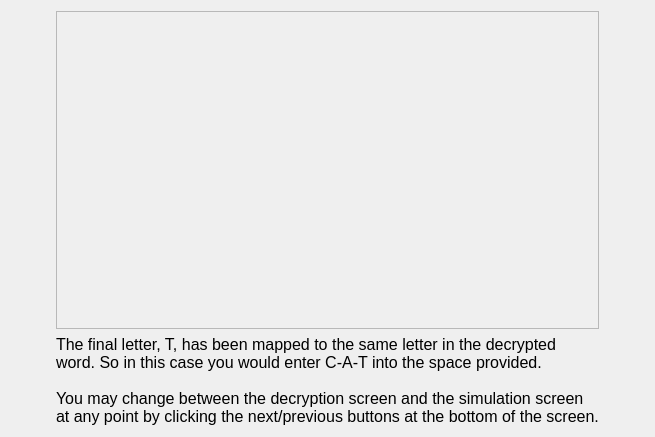
The window that MarketSimulation/instructionscreen7.ui (dwattttt/marketsim) describes before a commit, drawn with Qt 5.
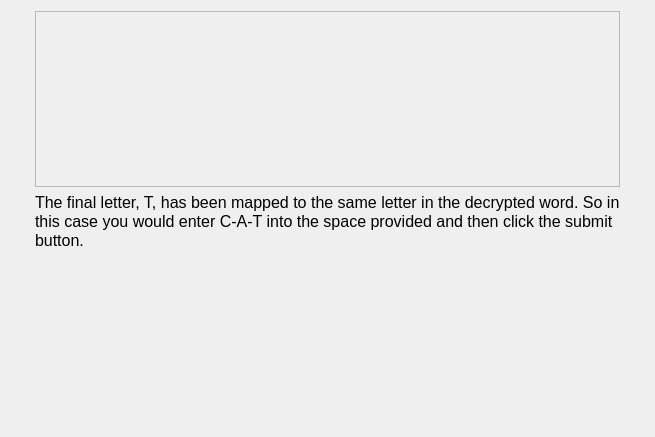
The same window after the commit.

Patch:
```diff
--- a/MarketSimulation/instructionscreen7.ui
+++ b/MarketSimulation/instructionscreen7.ui
@@ -49,7 +49,21 @@
        <property name="frameShadow">
         <enum>QFrame::Raised</enum>
        </property>
-       <layout class="QHBoxLayout" name="horizontalLayout_2"/>
+       <layout class="QHBoxLayout" name="horizontalLayout_2">
+        <item>
+         <spacer name="verticalSpacer">
+          <property name="orientation">
+           <enum>Qt::Vertical</enum>
+          </property>
+          <property name="sizeHint" stdset="0">
+           <size>
+            <width>20</width>
+            <height>40</height>
+           </size>
+          </property>
+         </spacer>
+        </item>
+       </layout>
       </widget>
      </item>
      <item>
@@ -60,14 +74,29 @@
         </font>
        </property>
        <property name="text">
-        <string>The final letter, T, has been mapped to the same letter in the decrypted
-word. So in this case you would enter C-A-T into the space provided.
-
-You may change between the decryption screen and the simulation screen
-at any point by clicking the next/previous buttons at the bottom of the screen.</string>
+        <string>&lt;!DOCTYPE HTML PUBLIC &quot;-//W3C//DTD HTML 4.0//EN&quot; &quot;http://www.w3.org/TR/REC-html40/strict.dtd&quot;&gt;
+&lt;html&gt;&lt;head&gt;&lt;meta name=&quot;qrichtext&quot; content=&quot;1&quot; /&gt;&lt;style type=&quot;text/css&quot;&gt;
+p, li { white-space: pre-wrap; }
+&lt;/style&gt;&lt;/head&gt;&lt;body style=&quot; font-family:'MS Shell Dlg 2'; font-size:12pt; font-weight:400; font-style:normal;&quot;&gt;
+&lt;p style=&quot; margin-top:0px; margin-bottom:0px; margin-left:0px; margin-right:0px; -qt-block-indent:0; text-indent:0px;&quot;&gt;The final letter, T, has been mapped to the same letter in the decrypted word. So in&lt;/p&gt;
+&lt;p style=&quot; margin-top:0px; margin-bottom:0px; margin-left:0px; margin-right:0px; -qt-block-indent:0; text-indent:0px;&quot;&gt;this case you would enter C-A-T into the space provided and then click the submit&lt;/p&gt;
+&lt;p style=&quot; margin-top:0px; margin-bottom:0px; margin-left:0px; margin-right:0px; -qt-block-indent:0; text-indent:0px;&quot;&gt;button.&lt;/p&gt;&lt;/body&gt;&lt;/html&gt;</string>
        </property>
       </widget>
      </item>
+     <item>
+      <spacer name="verticalSpacer_2">
+       <property name="orientation">
+        <enum>Qt::Vertical</enum>
+       </property>
+       <property name="sizeHint" stdset="0">
+        <size>
+         <width>20</width>
+         <height>40</height>
+        </size>
+       </property>
+      </spacer>
+     </item>
     </layout>
    </item>
    <item>
```
